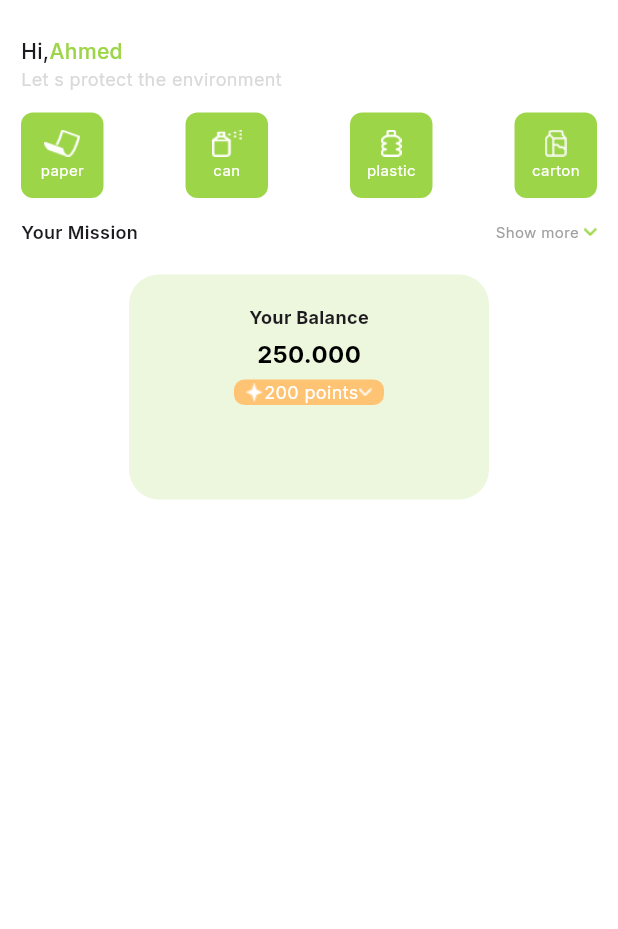
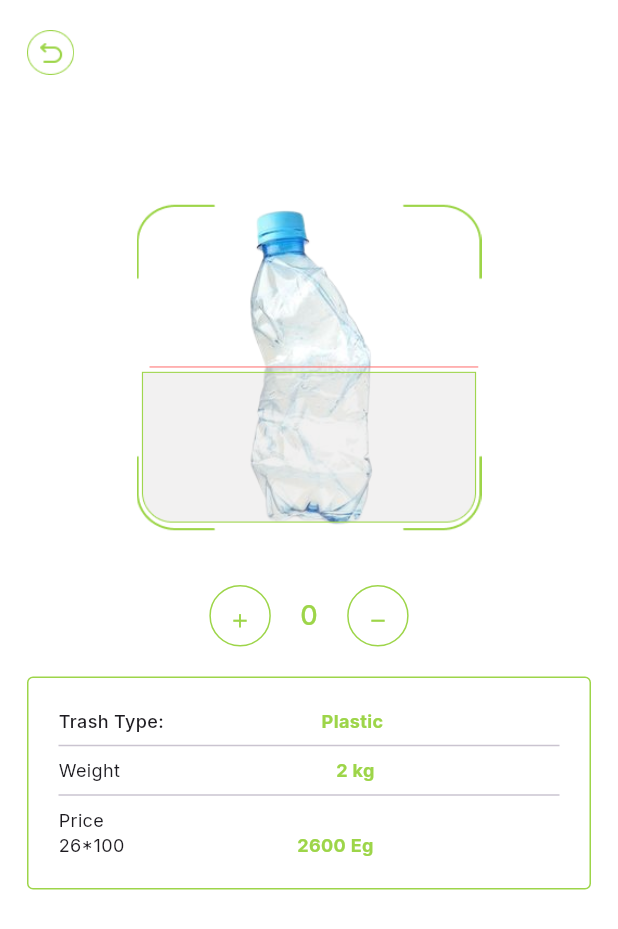
Before and after one commit to amirashawki/Eco_cycle, a Flutter app: the screen it shows after launch, on a phone screen of 412 x 824 dp. Shown: the top 929 px of the screen. Run offline on Flutter 3.47's test engine with Material 3 defaults, Android fonts, the light colour scheme and no system bars; our stand-ins replace go_router, google_fonts, smooth_page_indicator.

Commit message:
add point view done

```diff
--- a/lib/core/utils/app_router.dart
+++ b/lib/core/utils/app_router.dart
@@ -1,5 +1,8 @@
+import 'package:ecocycle_app/core/utils/bottom_nav.dart';
 import 'package:ecocycle_app/features/home/views/home_view.dart';
 import 'package:ecocycle_app/features/on_boarding/on_bording_view.dart';
+import 'package:ecocycle_app/features/scan/views/points_view.dart';
+import 'package:ecocycle_app/features/scan/views/scan_view.dart';
 import 'package:ecocycle_app/features/splash/views/splash_view.dart';
 import 'package:ecocycle_app/features/splash/views/widgets/splash_view_2.dart';
 import 'package:go_router/go_router.dart';
@@ -7,12 +10,12 @@ import 'package:go_router/go_router.dart';
 abstract class AppRouter {
   static const kHomeView = '/homeview';
   static const kOnBordingView = '/OnBordingView';
-  static const kBookDetaislView = '/BookDetailsView';
+  static const kScanView = '/ScanView';
 
   static final router = GoRouter(routes: [
     GoRoute(
       path: '/',
-      builder: (context, State) => HomeView(),
+      builder: (context, State) => PointsView(),
     ),
     GoRoute(
       path: '/OnBordingView',
--- /dev/null
+++ b/lib/features/scan/views/points_view.dart
@@ -0,0 +1,128 @@
+import 'package:ecocycle_app/core/constant.dart';
+
+import 'package:ecocycle_app/features/scan/views/widgets/points.dart';
+import 'package:flutter/material.dart';
+
+class PointsView extends StatefulWidget {
+  const PointsView({super.key});
+
+  @override
+  State<PointsView> createState() => _PointsViewState();
+}
+
+class _PointsViewState extends State<PointsView> {
+  @override
+  Widget build(BuildContext context) {
+    return Scaffold(
+      body: Padding(
+        padding: const EdgeInsets.symmetric(horizontal: 18),
+        child: Column(
+          crossAxisAlignment: CrossAxisAlignment.start,
+          children: [
+            SizedBox(
+              height: 20,
+            ),
+            Image.asset(
+              'assets/images/Group 124.png',
+              height: 30,
+            ),
+            SizedBox(
+              height: 50,
+            ),
+            Center(
+              child: Image.asset(
+                'assets/images/Group 126.png',
+                height: 290,
+                width: 230,
+              ),
+            ),
+            PointsSection(),
+            SizedBox(
+              height: 20,
+            ),
+            TrashInfoCard()
+          ],
+        ),
+      ),
+    );
+  }
+}
+
+class TrashInfoCard extends StatelessWidget {
+  @override
+  Widget build(BuildContext context) {
+    return Container(
+      padding: EdgeInsets.all(20),
+      decoration: BoxDecoration(
+        border: Border.all(color: kPrimaryColor),
+        borderRadius: BorderRadius.circular(4),
+        color: Colors.white,
+      ),
+      child: Column(
+        crossAxisAlignment: CrossAxisAlignment.start,
+        children: [
+          Row(
+            children: [
+              Text(
+                'Trash Type:',
+                style: TextStyle(fontSize: 12, fontWeight: FontWeight.w500),
+              ),
+              SizedBox(
+                width: 105,
+              ),
+              Text(
+                'Plastic',
+                style: TextStyle(
+                    fontSize: 12,
+                    color: kPrimaryColor,
+                    fontWeight: FontWeight.bold),
+              ),
+            ],
+          ),
+          Divider(),
+          Row(
+            children: [
+              Text(
+                'Weight',
+                style: TextStyle(fontSize: 12),
+              ),
+              SizedBox(
+                width: 144,
+              ),
+              Text(
+                '2 kg',
+                style: TextStyle(
+                    fontSize: 12,
+                    color: kPrimaryColor,
+                    fontWeight: FontWeight.bold),
+              ),
+            ],
+          ),
+          Divider(),
+          Text(
+            'Price ',
+            style: TextStyle(fontSize: 12),
+          ),
+          Row(
+            children: [
+              Text(
+                '26*100',
+                style: TextStyle(fontSize: 12),
+              ),
+              SizedBox(
+                width: 115,
+              ),
+              Text(
+                '2600 Eg',
+                style: TextStyle(
+                    fontSize: 12,
+                    color: kPrimaryColor,
+                    fontWeight: FontWeight.bold),
+              ),
+            ],
+          ),
+        ],
+      ),
+    );
+  }
+}
--- /dev/null
+++ b/lib/features/scan/views/widgets/points.dart
@@ -0,0 +1,89 @@
+import 'package:ecocycle_app/core/constant.dart';
+import 'package:flutter/material.dart';
+
+class PointsSection extends StatefulWidget {
+  const PointsSection({super.key});
+
+  @override
+  State<PointsSection> createState() => _PointsSectionState();
+}
+
+class _PointsSectionState extends State<PointsSection> {
+  int _counter = 0; // Initialize the counter
+
+  void _incrementCounter() {
+    setState(() {
+      _counter++; // Increment the counter
+    });
+  }
+
+  void _decrementCounter() {
+    setState(() {
+      if (_counter > 0) _counter--; // Decrement the counter if greater than 0
+    });
+  }
+
+  @override
+  Widget build(BuildContext context) {
+    return Row(
+      mainAxisAlignment: MainAxisAlignment.center,
+      children: [
+        GestureDetector(
+          onTap: () {
+            _incrementCounter();
+          },
+          child: Container(
+              decoration: BoxDecoration(
+                  shape: BoxShape.circle,
+                  border: Border.all(color: kPrimaryColor) // Background color
+                  ),
+              padding: EdgeInsets.all(7), // Padding inside the circle
+              child: Container(
+                height: 25,
+                child: IconButton(
+                  onPressed: () {},
+                  icon: Icon(
+                    Icons.add,
+                    size: 15, // Size of the icon
+                    color: kPrimaryColor, // Icon color
+                  ),
+                ),
+              )),
+        ),
+        SizedBox(
+          width: 8,
+        ),
+        Text(
+          '$_counter',
+          style: TextStyle(
+              fontSize: 18, color: kPrimaryColor, fontWeight: FontWeight.w500),
+        ),
+        SizedBox(
+          width: 8,
+        ),
+        GestureDetector(
+          onTap: () {
+            _decrementCounter();
+          },
+          child: Container(
+              decoration: BoxDecoration(
+                  shape: BoxShape.circle,
+                  border: Border.all(color: kPrimaryColor) // Background color
+                  ),
+              padding: EdgeInsets.all(7), // Padding inside the circle
+              child: Container(
+                height: 25,
+                child: IconButton(
+                  onPressed: () {},
+                  icon: Icon(
+                    Icons.remove,
+                    size: 15, // Size of the icon
+                    color: kPrimaryColor, // Icon color
+                  ),
+                ),
+              )),
+        )
+      ],
+    );
+  }
+}
```
Also changed, not shown: lib/core/utils/bottom_nav.dart (added, +56 -0 lines), lib/features/scan/views/scan_view.dart (added, +36 -0 lines), assets/images/Group 124.png (added), assets/images/Group 125.png (added), assets/images/Group 126.png (added).
